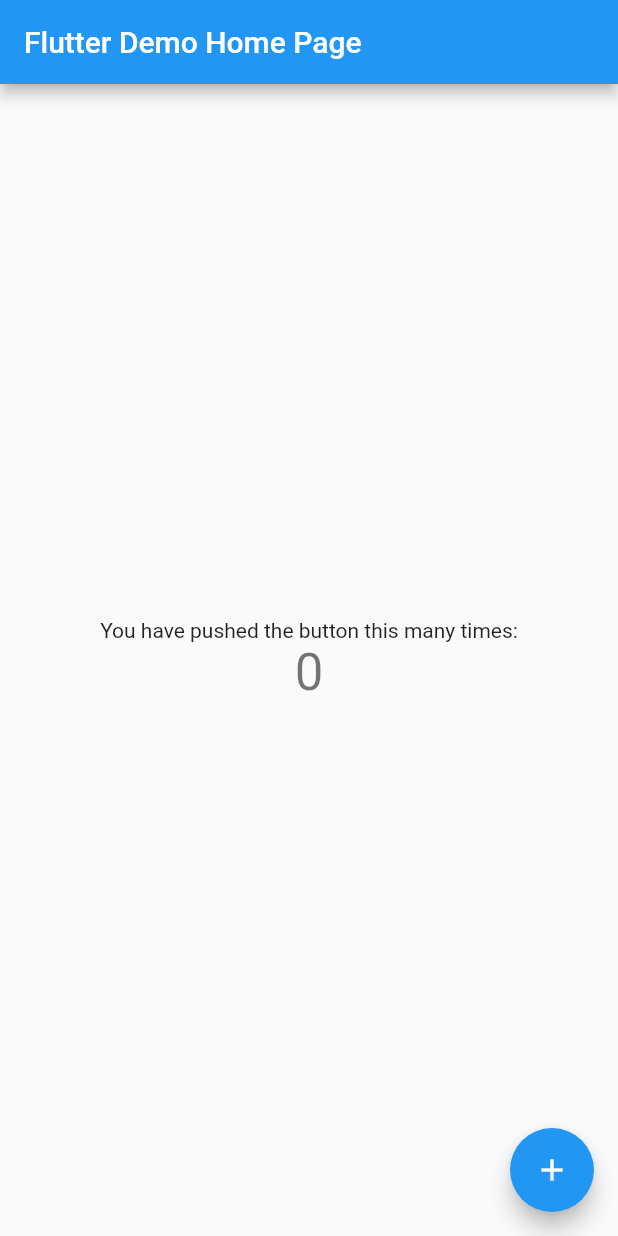
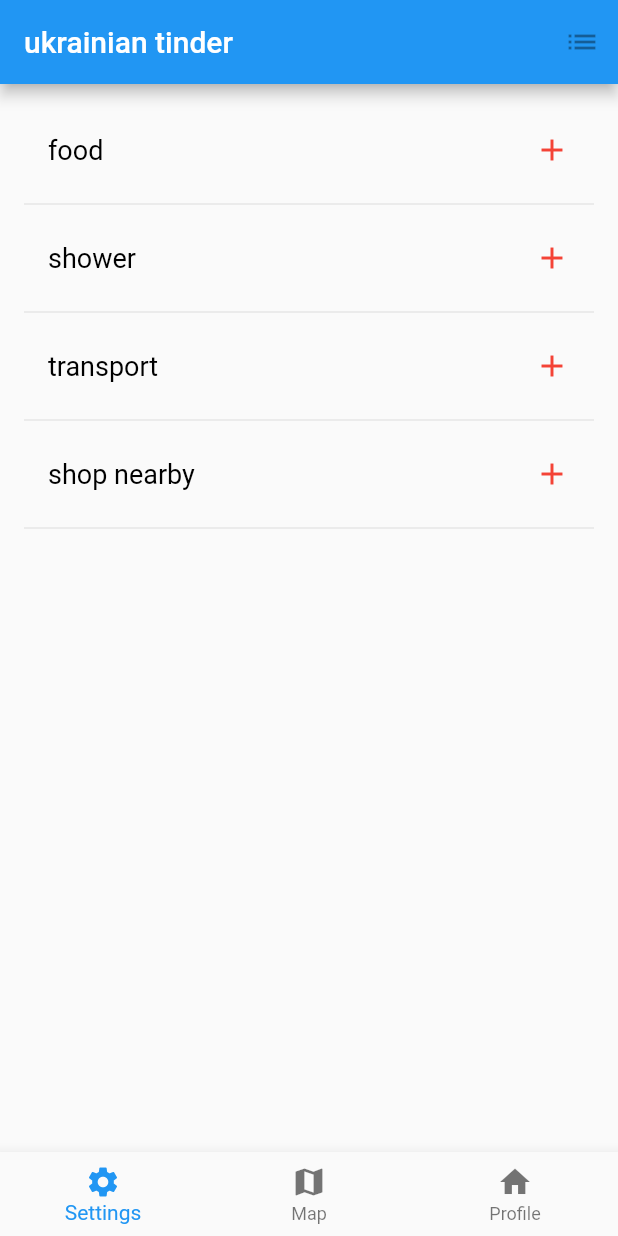
Before and after one commit to Kabanosk/Collabothon2022, a Flutter app: the screen it shows after launch, on a phone screen of 412 x 824 dp. Run offline on Flutter 3.47's test engine with Material 2 defaults, Android fonts, the phone set to English and light mode, and no system bars.

Commit message:
initialize branch, main view setup

```diff
--- a/lib/main.dart
+++ b/lib/main.dart
@@ -1,115 +1,6 @@
 import 'package:flutter/material.dart';
+import 'main_view_un.dart';
 
 void main() {
   runApp(const MyApp());
 }
-
-class MyApp extends StatelessWidget {
-  const MyApp({Key? key}) : super(key: key);
-
-  // This widget is the root of your application.
-  @override
-  Widget build(BuildContext context) {
-    return MaterialApp(
-      title: 'Flutter Demo',
-      theme: ThemeData(
-        // This is the theme of your application.
-        //
-        // Try running your application with "flutter run". You'll see the
-        // application has a blue toolbar. Then, without quitting the app, try
-        // changing the primarySwatch below to Colors.green and then invoke
-        // "hot reload" (press "r" in the console where you ran "flutter run",
-        // or simply save your changes to "hot reload" in a Flutter IDE).
-        // Notice that the counter didn't reset back to zero; the application
-        // is not restarted.
-        primarySwatch: Colors.blue,
-      ),
-      home: const MyHomePage(title: 'Flutter Demo Home Page'),
-    );
-  }
-}
-
-class MyHomePage extends StatefulWidget {
-  const MyHomePage({Key? key, required this.title}) : super(key: key);
-
-  // This widget is the home page of your application. It is stateful, meaning
-  // that it has a State object (defined below) that contains fields that affect
-  // how it looks.
-
-  // This class is the configuration for the state. It holds the values (in this
-  // case the title) provided by the parent (in this case the App widget) and
-  // used by the build method of the State. Fields in a Widget subclass are
-  // always marked "final".
-
-  final String title;
-
-  @override
-  State<MyHomePage> createState() => _MyHomePageState();
-}
-
-class _MyHomePageState extends State<MyHomePage> {
-  int _counter = 0;
-
-  void _incrementCounter() {
-    setState(() {
-      // This call to setState tells the Flutter framework that something has
-      // changed in this State, which causes it to rerun the build method below
-      // so that the display can reflect the updated values. If we changed
-      // _counter without calling setState(), then the build method would not be
-      // called again, and so nothing would appear to happen.
-      _counter++;
-    });
-  }
-
-  @override
-  Widget build(BuildContext context) {
-    // This method is rerun every time setState is called, for instance as done
-    // by the _incrementCounter method above.
-    //
-    // The Flutter framework has been optimized to make rerunning build methods
-    // fast, so that you can just rebuild anything that needs updating rather
-    // than having to individually change instances of widgets.
-    return Scaffold(
-      appBar: AppBar(
-        // Here we take the value from the MyHomePage object that was created by
-        // the App.build method, and use it to set our appbar title.
-        title: Text(widget.title),
-      ),
-      body: Center(
-        // Center is a layout widget. It takes a single child and positions it
-        // in the middle of the parent.
-        child: Column(
-          // Column is also a layout widget. It takes a list of children and
-          // arranges them vertically. By default, it sizes itself to fit its
-          // children horizontally, and tries to be as tall as its parent.
-          //
-          // Invoke "debug painting" (press "p" in the console, choose the
-          // "Toggle Debug Paint" action from the Flutter Inspector in Android
-          // Studio, or the "Toggle Debug Paint" command in Visual Studio Code)
-          // to see the wireframe for each widget.
-          //
-          // Column has various properties to control how it sizes itself and
-          // how it positions its children. Here we use mainAxisAlignment to
-          // center the children vertically; the main axis here is the vertical
-          // axis because Columns are vertical (the cross axis would be
-          // horizontal).
-          mainAxisAlignment: MainAxisAlignment.center,
-          children: <Widget>[
-            const Text(
-              'You have pushed the button this many times:',
-            ),
-            Text(
-              '$_counter',
-              style: Theme.of(context).textTheme.headline4,
-            ),
-          ],
-        ),
-      ),
-      floatingActionButton: FloatingActionButton(
-        onPressed: _incrementCounter,
-        tooltip: 'Increment',
-        child: const Icon(Icons.add),
-      ), // This trailing comma makes auto-formatting nicer for build methods.
-    );
-  }
-}
--- /dev/null
+++ b/lib/main_view_un.dart
@@ -0,0 +1,79 @@
+import 'package:flutter/material.dart';
+
+class MyApp extends StatelessWidget {
+  const MyApp({Key? key}) : super(key: key);
+
+  @override
+  Widget build(BuildContext context) {
+    return const MaterialApp(
+      // Remove the const from here
+      title: 'Startup Name Generator',
+      home: MainView(), // And add the const back here.
+    );
+  }
+}
+
+class MainView extends StatefulWidget {
+  const MainView({Key? key}) : super(key: key);
+
+  @override
+  State<MainView> createState() => _MainViewState();
+}
+
+class _MainViewState extends State<MainView> {
+  @override
+  Widget build(BuildContext context) {
+    List<String> categories = <String>[
+      'food',
+      'shower',
+      'transport',
+      'shop nearby'
+    ];
+    return Scaffold(
+      appBar: AppBar(title: const Text('ukrainian tinder'), actions: [
+        const IconButton(
+          onPressed: null,
+          icon: Icon(Icons.list),
+          tooltip: 'View Favourites',
+        )
+      ]),
+      bottomNavigationBar: BottomNavigationBar(
+        items: [
+          const BottomNavigationBarItem(
+            icon: Icon(Icons.settings),
+            label: 'Settings',
+          ),
+          const BottomNavigationBarItem(
+            icon: Icon(Icons.map),
+            label: 'Map',
+          ),
+          const BottomNavigationBarItem(
+            icon: Icon(Icons.home),
+            label: 'Profile',
+          ),
+        ],
+      ),
+      body: ListView.builder(
+        itemCount: categories.length * 2,
+        padding: const EdgeInsets.all(16.0),
+        itemBuilder: (context, i) {
+          if (i.isOdd) return const Divider();
+
+          final index = i ~/ 2;
+
+          return ListTile(
+              title: Text(
+                categories[index],
+                style: const TextStyle(fontSize: 18, color: Color(0xFF000000)),
+              ),
+              trailing: const Icon(
+                Icons.add,
+                color: Colors.red,
+                semanticLabel: 'More',
+              ),
+              onTap: null);
+        },
+      ),
+    );
+  }
+}
```
